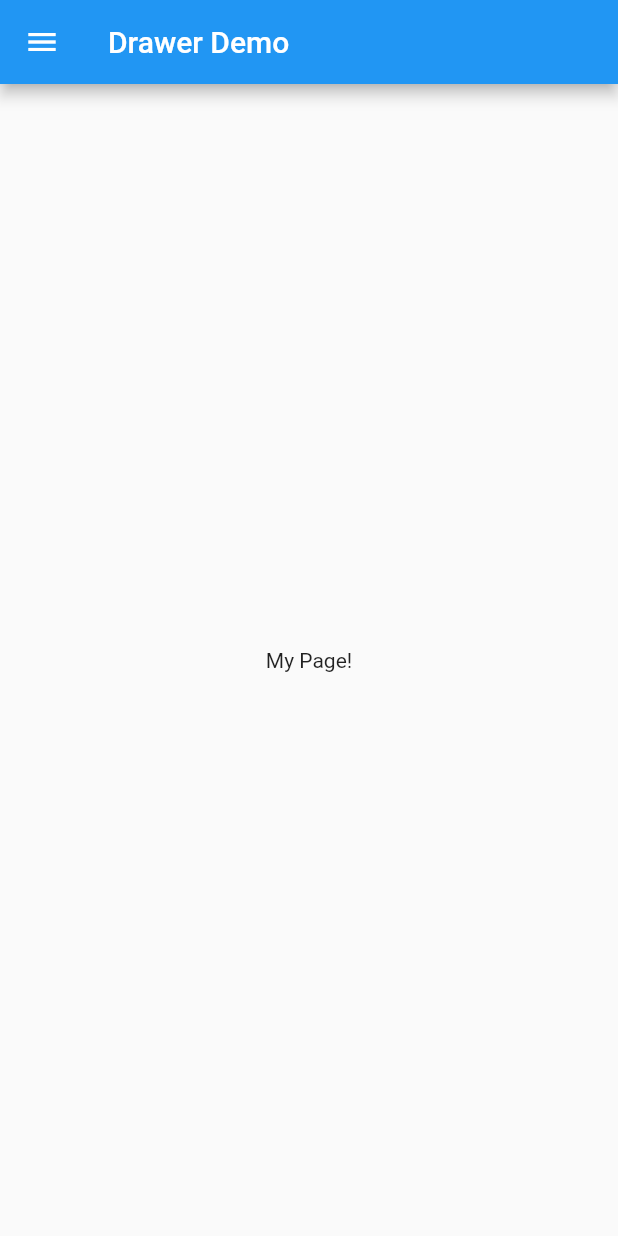
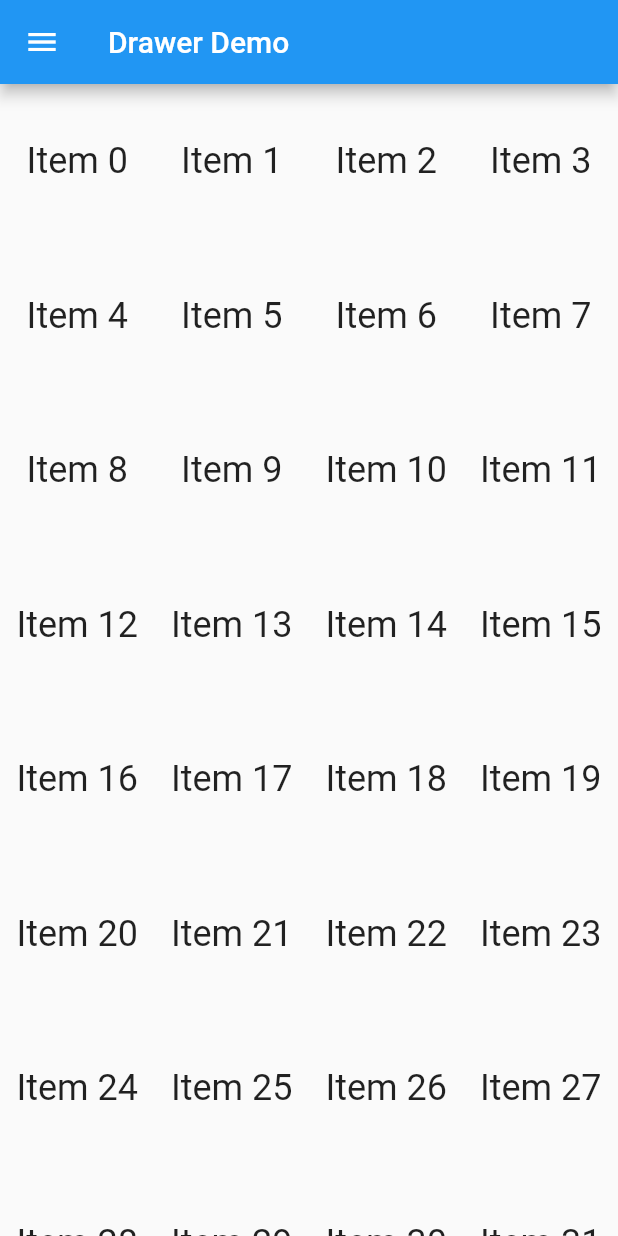
Before and after one commit to Muhoti/flutter_drawer_navigation, a Flutter app: the screen it shows after launch, on a phone screen of 412 x 824 dp. Run offline on Flutter 3.47's test engine with Material 2 defaults, Android fonts, the phone set to English and light mode, and no system bars.

Commit message:
grid layout

```diff
--- a/lib/main.dart
+++ b/lib/main.dart
@@ -25,13 +25,7 @@ class MyHomePage extends StatelessWidget {
   Widget build(BuildContext context) {
     return Scaffold(
       appBar: AppBar(title: Text(title)),
-      body: const Center(
-        child: Text('My Page!'),
-      ),
       drawer: Drawer(
-        // Add a ListView to the drawer. This ensures the user can scroll
-        // through the options in the drawer if there isn't enough vertical
-        // space to fit everything.
         child: ListView(
           // Important: Remove any padding from the ListView.
           padding: EdgeInsets.zero,
@@ -63,6 +57,17 @@ class MyHomePage extends StatelessWidget {
           ],
         ),
       ),
+      body: GridView.count(
+        crossAxisCount: 4,
+        children: List.generate(100, (index) {
+          return Center(
+            child: Text(
+              'Item $index',
+              style: Theme.of(context).textTheme.headlineSmall,
+            ),
+          );
+        }),
+      ),
     );
   }
 }
```
